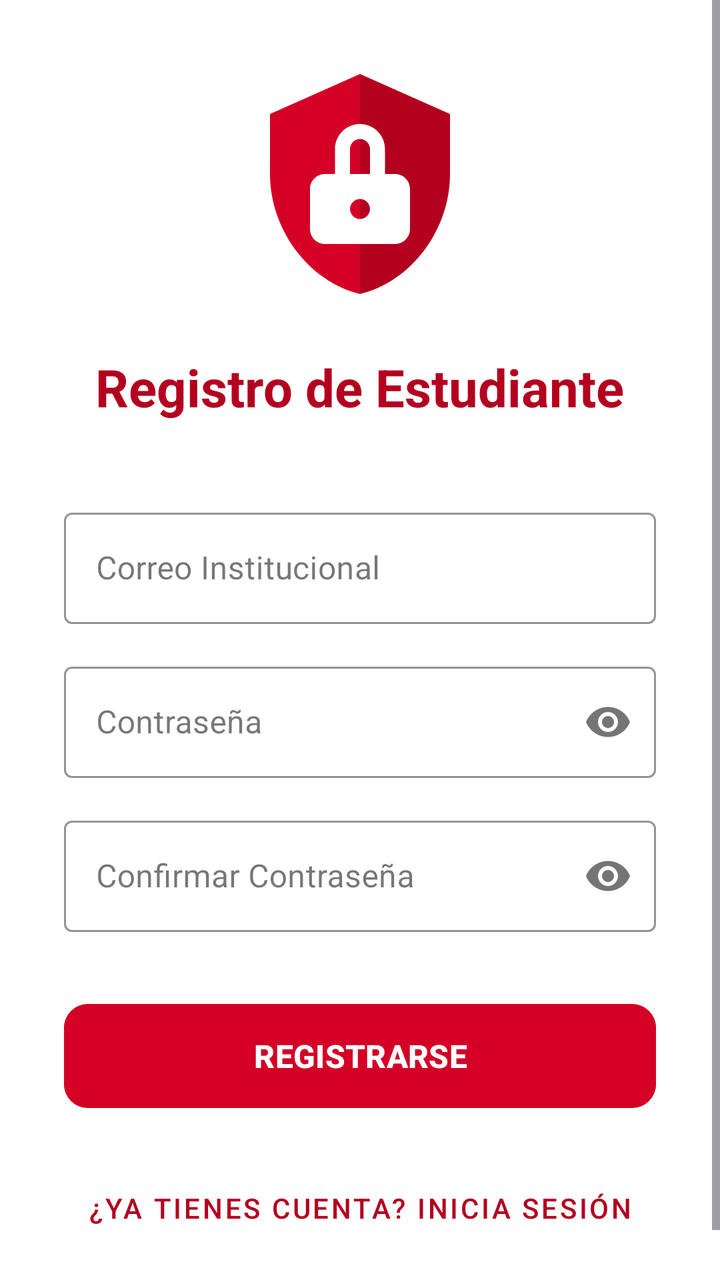
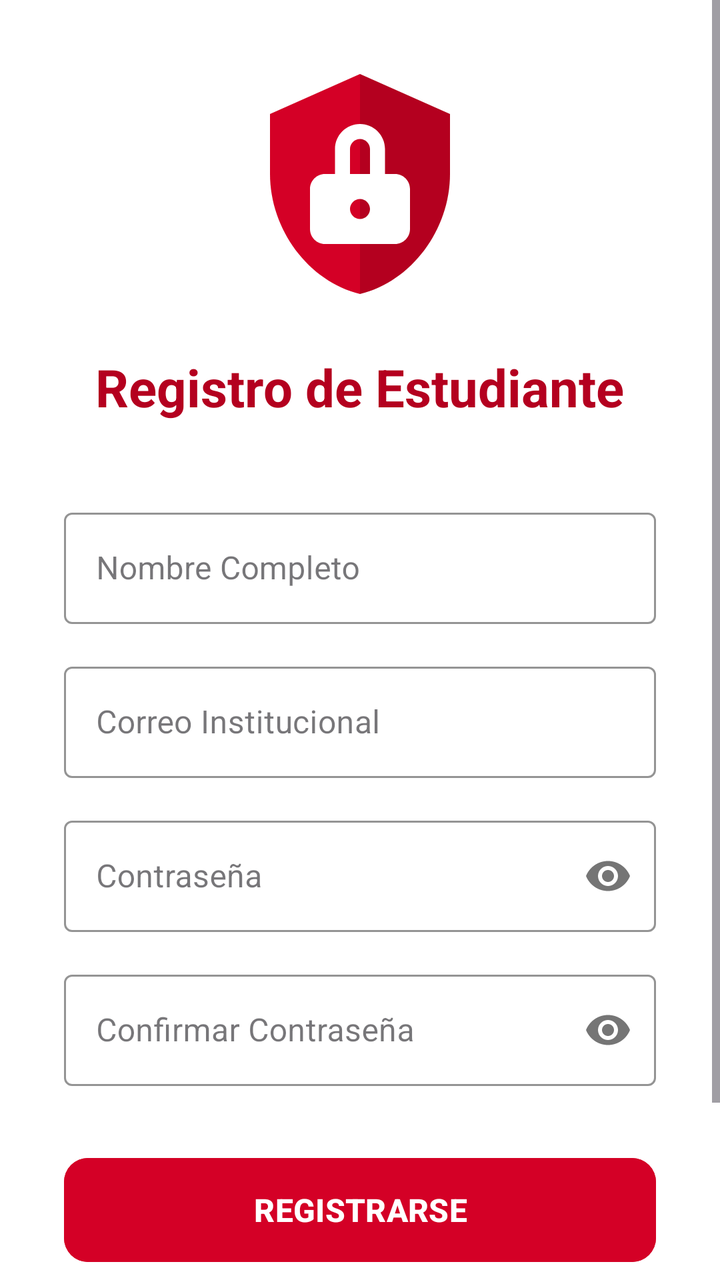

An Android layout rendered at two revisions. The XML below is the earlier revision; the diff shows what the commit changed to produce the second picture.
<!-- AndroidManifest.xml: application theme Theme.INASAFE -->
<!-- res/layout/activity_register.xml -->
<?xml version="1.0" encoding="utf-8"?>
<ScrollView xmlns:android="http://schemas.android.com/apk/res/android"
    xmlns:app="http://schemas.android.com/apk/res-auto"
    xmlns:tools="http://schemas.android.com/tools"
    android:layout_width="match_parent"
    android:layout_height="match_parent"
    android:fillViewport="true"
    android:background="@color/white"
    tools:context=".RegisterActivity">

    <LinearLayout
        android:layout_width="match_parent"
        android:layout_height="wrap_content"
        android:orientation="vertical"
        android:padding="32dp"
        android:gravity="center">

        <ImageView
            android:layout_width="120dp"
            android:layout_height="120dp"
            android:src="@drawable/ic_logo"
            android:contentDescription="Logo INA SAFE"
            android:layout_marginBottom="24dp"/>

        <TextView
            android:layout_width="wrap_content"
            android:layout_height="wrap_content"
            android:text="Registro de Estudiante"
            android:textSize="26sp"
            android:textStyle="bold"
            android:textAlignment="center"
            android:textColor="@color/ina_red_dark"
            android:layout_marginBottom="40dp"/>

        <com.google.android.material.textfield.TextInputLayout
            style="@style/Widget.MaterialComponents.TextInputLayout.OutlinedBox"
            android:layout_width="match_parent"
            android:layout_height="wrap_content"
            android:layout_marginBottom="16dp"
            android:hint="Correo Institucional"
            app:boxStrokeColor="@color/ina_red"
            app:hintTextColor="@color/ina_red">

            <com.google.android.material.textfield.TextInputEditText
                android:id="@+id/etEmail"
                android:layout_width="match_parent"
                android:layout_height="wrap_content"
                android:inputType="textEmailAddress"/>
        </com.google.android.material.textfield.TextInputLayout>

        <com.google.android.material.textfield.TextInputLayout
            style="@style/Widget.MaterialComponents.TextInputLayout.OutlinedBox"
            android:layout_width="match_parent"
            android:layout_height="wrap_content"
            android:layout_marginBottom="16dp"
            android:hint="Contraseña"
            app:boxStrokeColor="@color/ina_red"
            app:hintTextColor="@color/ina_red"
            app:passwordToggleEnabled="true">

            <com.google.android.material.textfield.TextInputEditText
                android:id="@+id/etPassword"
                android:layout_width="match_parent"
                android:layout_height="wrap_content"
                android:inputType="textPassword"/>
        </com.google.android.material.textfield.TextInputLayout>

        <com.google.android.material.textfield.TextInputLayout
            style="@style/Widget.MaterialComponents.TextInputLayout.OutlinedBox"
            android:layout_width="match_parent"
            android:layout_height="wrap_content"
            android:layout_marginBottom="32dp"
            android:hint="Confirmar Contraseña"
            app:boxStrokeColor="@color/ina_red"
            app:hintTextColor="@color/ina_red"
            app:passwordToggleEnabled="true">

            <com.google.android.material.textfield.TextInputEditText
                android:id="@+id/etConfirmPassword"
                android:layout_width="match_parent"
                android:layout_height="wrap_content"
                android:inputType="textPassword"/>
        </com.google.android.material.textfield.TextInputLayout>

        <Button
            android:id="@+id/btnRegister"
            android:layout_width="match_parent"
            android:layout_height="60dp"
            android:text="REGISTRARSE"
            android:backgroundTint="@color/ina_red"
            android:textColor="@color/white"
            android:textStyle="bold"
            android:textSize="16sp"
            app:cornerRadius="12dp"
            android:elevation="2dp"/>
            
        
        <Button
            android:id="@+id/btnGoToLogin"
            android:layout_width="match_parent"
            android:layout_height="60dp"
            android:layout_marginTop="16dp"
            android:text="¿Ya tienes cuenta? INICIA SESIÓN"
            android:backgroundTint="@android:color/transparent"
            android:textColor="@color/ina_red_dark"
            style="@style/Widget.MaterialComponents.Button.TextButton"/>

    </LinearLayout>
</ScrollView>
<!-- resources referenced by this layout -->
<resources>
  <color name="ina_red">#D40026</color>
  <color name="ina_red_dark">#B4001F</color>
  <color name="white">#FFFFFFFF</color>
  <!-- drawable ic_logo (drawable) -->
  <vector xmlns:android="http://schemas.android.com/apk/res/android"
      android:width="108dp"
      android:height="108dp"
      android:viewportWidth="24"
      android:viewportHeight="24">
    
    
    <path
        android:fillColor="@color/ina_red"
        android:pathData="M12,1 L3,5 V11 C3,16.55 6.84,21.74 12,23 V1 Z"/>
        
    
    <path
        android:fillColor="@color/ina_red_dark"
        android:pathData="M12,1 L21,5 V11 C21,16.55 17.16 21.74 12,23 V1 Z"/>
        
    
    <path
        android:fillColor="@color/white"
        android:pathData="M12,6 C10.62,6 9.5,7.12 9.5,8.5 V11 H8.5 C7.67,11 7,11.67 7,12.5 V16.5 C7,17.33 7.67,18 8.5,18 H15.5 C16.33,18 17,17.33 17,16.5 V12.5 C17,11.67 16.33,11 15.5,11 H14.5 V8.5 C14.5,7.12 13.38,6 12,6 Z M12,7.5 C12.55,7.5 13,7.95 13,8.5 V11 H11 V8.5 C11,7.95 11.45,7.5 12,7.5 Z M12,13.5 C12.55,13.5 13,13.95 13,14.5 C13,15.05 12.55,15.5 12,15.5 C11.45,15.5 11,15.05 11,14.5 C11,13.95 11.45,13.5 12,13.5 Z"/>
  </vector>
  <style name="Theme.INASAFE" parent="Base.Theme.INASAFE" />
  <style name="Base.Theme.INASAFE" parent="Theme.Material3.DayNight.NoActionBar">
          
          
      </style>
</resources>

<!-- the commit's change to res/layout/activity_register.xml (unified diff, before → after) -->
@@ -31,6 +31,22 @@
             android:textAlignment="center"
             android:textColor="@color/ina_red_dark"
             android:layout_marginBottom="40dp"/>
+
+        <com.google.android.material.textfield.TextInputLayout
+            style="@style/Widget.MaterialComponents.TextInputLayout.OutlinedBox"
+            android:layout_width="match_parent"
+            android:layout_height="wrap_content"
+            android:layout_marginBottom="16dp"
+            android:hint="Nombre Completo"
+            app:boxStrokeColor="@color/ina_red"
+            app:hintTextColor="@color/ina_red">
+
+            <com.google.android.material.textfield.TextInputEditText
+                android:id="@+id/etName"
+                android:layout_width="match_parent"
+                android:layout_height="wrap_content"
+                android:inputType="textPersonName"/>
+        </com.google.android.material.textfield.TextInputLayout>
 
         <com.google.android.material.textfield.TextInputLayout
             style="@style/Widget.MaterialComponents.TextInputLayout.OutlinedBox"
